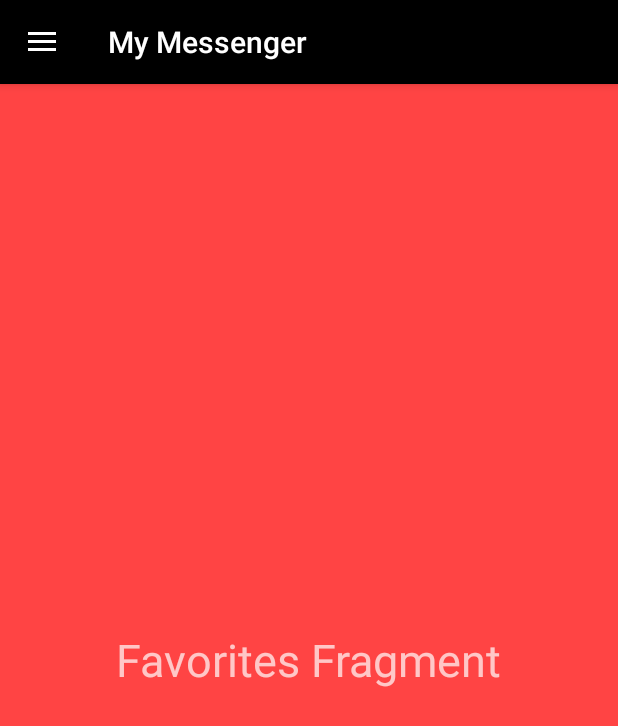
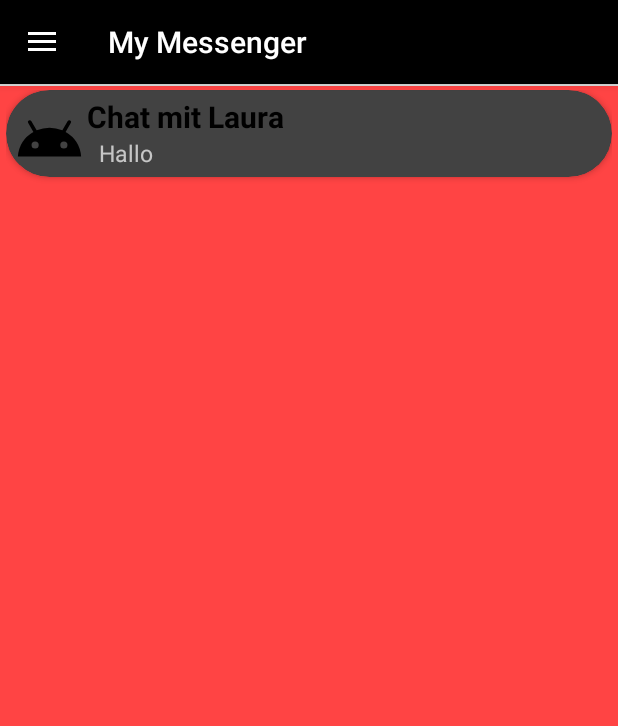
Before and after one commit to OmarSaiyajin/MyMessenger, an Android app: the screen it shows after launch (MainActivity), in the side drawer, after a tap on "Favorites", on a phone screen of 412 x 824 dp. Shown: the top 726 px of the screen. Run offline under Robolectric (Android 15) with nearby library versions, the phone set to English and light mode, and no system bars.

Commit message:
Favourite Fragment fix

```diff
--- a/app/src/main/java/com/example/navigation/fragments/ChatFragment.java
+++ b/app/src/main/java/com/example/navigation/fragments/ChatFragment.java
@@ -52,14 +52,24 @@ public class ChatFragment extends Fragment {
         laura.setId(2);
         laura.setName("Laura");
 
+        User lisa = new User();
+        laura.setId(3);
+        laura.setName("Lisa");
+
+        User lana = new User();
+        laura.setId(4);
+        laura.setName("Lana");
+
         ChatService chatService = new ChatService();
         List<User> users = new ArrayList<>();
         users.add(martin);
         users.add(laura);
+        users.add(lisa);
+        users.add(lana);
 
         chatService.createNewChat(users, "Chat mit Laura");
         List<Chat> myChats = chatService.getAllChatsForUser(martin);
-        chatService.sendChatMessage(myChats.get(0).getId(), new Message("Hallo", martin));
+        chatService.sendChatMessage(myChats.get(0).getId(), new Message("Hallo", martin, true));
 
         itemExamples.add((new ItemExample(R.drawable.ic_android, myChats.get(0).getName(), myChats.get(0).getMessages().get(0).getMessage())));
         itemExamples.add(new ItemExample(R.drawable.ic_accessible, "Line 3", "Line 4"));
--- a/app/src/main/java/com/example/navigation/fragments/FavoriteFragment.java
+++ b/app/src/main/java/com/example/navigation/fragments/FavoriteFragment.java
@@ -1,21 +1,69 @@
 package com.example.navigation.fragments;
 
+import android.os.Build;
 import android.os.Bundle;
 import android.view.LayoutInflater;
 import android.view.View;
 import android.view.ViewGroup;
 
 import androidx.annotation.Nullable;
+import androidx.annotation.RequiresApi;
 import androidx.fragment.app.Fragment;
+import androidx.recyclerview.widget.LinearLayoutManager;
+import androidx.recyclerview.widget.RecyclerView;
 
+import com.example.navigation.AdapterExample;
+import com.example.navigation.ItemExample;
 import com.example.navigation.R;
+import com.example.navigation.server.Chat;
+import com.example.navigation.server.Message;
+import com.example.navigation.server.User;
+import com.example.navigation.services.ChatService;
+
+import java.util.ArrayList;
+import java.util.List;
 
 public class FavoriteFragment extends Fragment {
+    private RecyclerView recyclerView;
+    private RecyclerView.Adapter adapter;
+    private RecyclerView.LayoutManager layoutManager;
 
+    @RequiresApi(api = Build.VERSION_CODES.N)
     @Nullable
 
     @Override
     public View onCreateView(LayoutInflater inflater, ViewGroup container, Bundle savedInstanceState) {
-        return inflater.inflate(R.layout.fragment_favorite, container, false);
+        View rootview =  inflater.inflate(R.layout.fragment_favorite, container, false);
+
+        ArrayList<ItemExample> itemExamples = new ArrayList<>();
+
+        recyclerView = rootview.findViewById(R.id.recylerview);
+        recyclerView.setHasFixedSize(true);
+        layoutManager = new LinearLayoutManager(this.getActivity());
+        adapter = new AdapterExample(itemExamples);
+        recyclerView.setLayoutManager(layoutManager);
+        recyclerView.setAdapter(adapter);
+
+        User martin = new User();
+        martin.setId(1);
+        martin.setName("Martin");
+
+        User laura = new User();
+        laura.setId(2);
+        laura.setName("Laura");
+
+
+        ChatService chatService = new ChatService();
+        List<User> users = new ArrayList<>();
+        users.add(martin);
+        users.add(laura);
+
+
+        chatService.createNewChat(users, "Chat mit Laura");
+        List<Chat> myChats = chatService.getAllChatsForUser(martin);
+        chatService.sendChatMessage(myChats.get(0).getId(), new Message("Hallo", martin, true));
+
+        itemExamples.add((new ItemExample(R.drawable.ic_android, myChats.get(0).getName(), myChats.get(0).getMessages().get(0).getMessage())));
+        return rootview;
     }
 }
--- a/app/src/main/java/com/example/navigation/server/Message.java
+++ b/app/src/main/java/com/example/navigation/server/Message.java
@@ -3,10 +3,12 @@ package com.example.navigation.server;
 public class Message {
     private String message;
     private User user;
+    private boolean favorite;
 
-    public Message(String message, User user) {
+    public Message(String message, User user, boolean favorite) {
         this.message = message;
         this.user = user;
+        this.favorite = favorite;
     }
 
     public String getMessage() {
@@ -24,4 +26,12 @@ public class Message {
     public void setUser(User user) {
         this.user = user;
     }
+
+    public boolean isFavorite() {
+        return favorite;
+    }
+
+    public void setFavorite(boolean favorite) {
+        this.favorite = favorite;
+    }
 }
--- a/app/src/main/res/layout/fragment_favorite.xml
+++ b/app/src/main/res/layout/fragment_favorite.xml
@@ -1,14 +1,31 @@
 <?xml version="1.0" encoding="utf-8"?>
-<RelativeLayout xmlns:android="http://schemas.android.com/apk/res/android"
+<androidx.constraintlayout.widget.ConstraintLayout xmlns:android="http://schemas.android.com/apk/res/android"
+    xmlns:app="http://schemas.android.com/apk/res-auto"
     android:layout_width="match_parent"
     android:layout_height="match_parent"
     android:background="@android:color/holo_red_light">
 
+    <androidx.recyclerview.widget.RecyclerView
+        android:id="@+id/recylerview"
+        android:layout_width="match_parent"
+        android:layout_height="match_parent"
+        android:padding="4dp"
+        android:scrollbars="vertical"/>
+    <!-- android:background="@android:color/darker_gray" -->
+
     <TextView
+        android:id="@+id/text_gchat_indicator"
         android:layout_width="wrap_content"
         android:layout_height="wrap_content"
-        android:text="Favorites Fragment"
-        android:textSize="30sp"
-        android:layout_centerInParent="true"/>
+        android:layout_marginStart="16dp"
+        android:visibility="gone"
+        app:layout_constraintBottom_toTopOf="@id/view"
+        app:layout_constraintStart_toStartOf="parent" />
 
-</RelativeLayout>
+    <View
+        android:id="@+id/view"
+        android:layout_width="match_parent"
+        android:layout_height="1dp"
+        android:background="#e0e0e0" />
+
+</androidx.constraintlayout.widget.ConstraintLayout>
```
